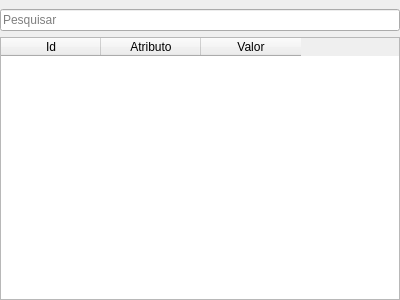
First picture: the form in DsgTools/Modules/acquisitionMenu/uis/attributeTableWidget.ui, repository dsgoficial/DsgTools, before the edit.
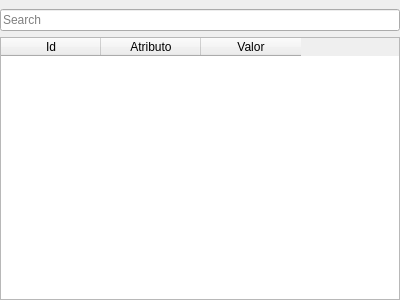
Second picture: the form after the edit.

What changed in the file:
```diff
--- a/DsgTools/Modules/acquisitionMenu/uis/attributeTableWidget.ui
+++ b/DsgTools/Modules/acquisitionMenu/uis/attributeTableWidget.ui
@@ -29,7 +29,7 @@
    <item row="0" column="0">
     <widget class="QLineEdit" name="searchLe">
      <property name="placeholderText">
-      <string>Pesquisar</string>
+      <string>Search</string>
      </property>
     </widget>
    </item>
```
